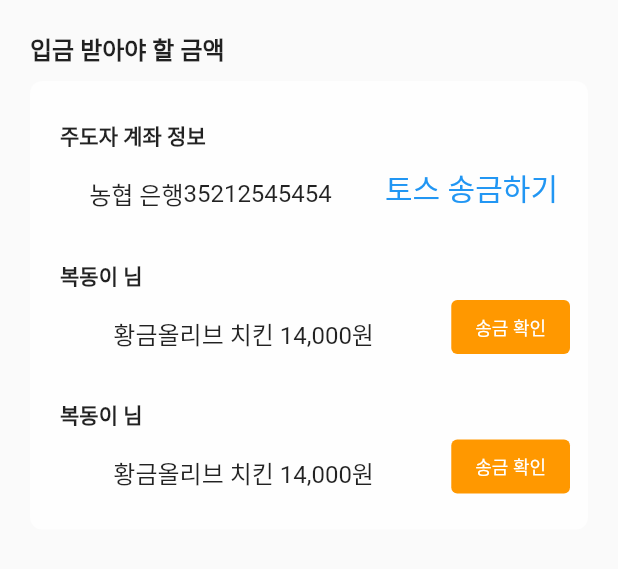
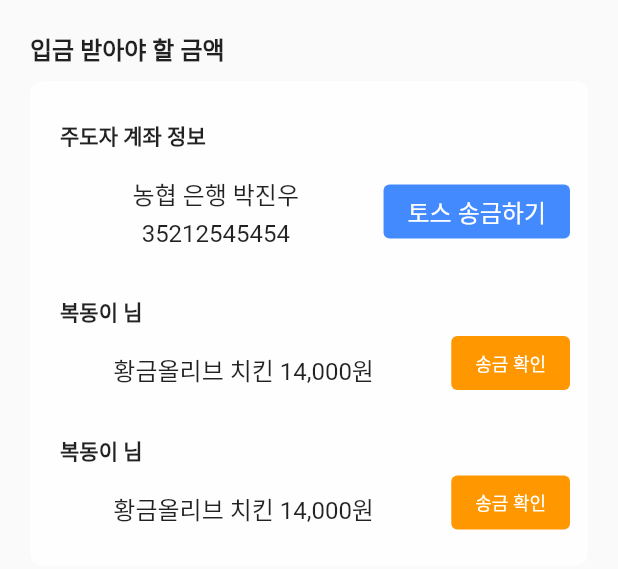
Before and after one commit to jinwuui/share-delivery-front, a Flutter app: the CheckRemitOfUserSection widget shown alone on an empty page, opened directly, on a phone screen of 412 x 824 dp. Shown: the top 569 px of the screen. Run offline on Flutter 3.47's test engine with Material 2 defaults, Android fonts, the phone set to English and light mode, and no system bars; our stand-ins replace dio, equatable, firebase_core, firebase_messaging, flutter_dotenv, flutter_local_notifications and 20 more; missing offline and left inert: flutter_persistent_keyboard_height, safe_clipboard; accounts and stored records are empty; generated files the repository leaves out were written again.

Commit message:
feat 주도자 송금 링크 ui 추가

```diff
--- a/lib/src/ui/delivery_post/delivery_order_detail/widget/organisms/check_remit_of_user_section.dart
+++ b/lib/src/ui/delivery_post/delivery_order_detail/widget/organisms/check_remit_of_user_section.dart
@@ -56,7 +56,6 @@ class CheckRemitOfUserSection extends StatelessWidget {
         crossAxisAlignment: CrossAxisAlignment.end,
         children: [
           Expanded(
-            flex: 2,
             child: Column(
               crossAxisAlignment: CrossAxisAlignment.start,
               children: [
@@ -68,14 +67,30 @@ class CheckRemitOfUserSection extends StatelessWidget {
                   ),
                 ),
                 Container(
-                  padding: EdgeInsets.all(8.0),
+                  padding: EdgeInsets.symmetric(vertical: 8.0),
                   child: Row(
                     mainAxisAlignment: MainAxisAlignment.center,
                     children: [
-                      Text("농협 은행", style: menuTextStyle),
-                      Text(
-                        "35212545454",
-                        style: menuTextStyle,
+                      Expanded(
+                        flex: 2,
+                        child: Column(
+                          // crossAxisAlignment: CrossAxisAlignment.start,
+                          //TODO: 계좌정보 fetch
+
+                          children: [
+                            Text("농협 은행 박진우", style: menuTextStyle),
+                            SizedBox(height: 5),
+                            Text(
+                              "35212545454",
+                              style: menuTextStyle,
+                            ),
+                          ],
+                        ),
+                      ),
+                      TossWithdrawButton(
+                        bank: "농협",
+                        account: "3521264915483",
+                        amount: 10000,
                       ),
                     ],
                   ),
@@ -83,8 +98,6 @@ class CheckRemitOfUserSection extends StatelessWidget {
               ],
             ),
           ),
-          TossWithdrawButton(
-              bank: "농협", account: "3521264915483", amount: 10000),
         ],
       ),
     );
--- a/lib/src/ui/delivery_post/delivery_order_detail/widget/organisms/user_order.dart
+++ b/lib/src/ui/delivery_post/delivery_order_detail/widget/organisms/user_order.dart
@@ -44,7 +44,7 @@ class UserOrder extends StatelessWidget {
                           Get.snackbar("주문 취소", "다른 사용자의 주문을 취소하였습니다.");
 
                           DeliveryRecruitController.to.deleteUserWithOrder(
-                              userWithOrderModel.accountId.toString());
+                              userWithOrderModel.accountId);
                         },
                         child: Text(
                           "취소",
--- a/lib/src/ui/widgets/toss_withdraw_button.dart
+++ b/lib/src/ui/widgets/toss_withdraw_button.dart
@@ -18,7 +18,11 @@ class TossWithdrawButton extends StatelessWidget {
 
   @override
   Widget build(BuildContext context) {
-    return TextButton(
+    return ElevatedButton(
+      style: ElevatedButton.styleFrom(
+        primary: Colors.blueAccent.shade200,
+        elevation: 0.0,
+      ),
       onPressed: () async {
         String deepLink =
             "$tossPrefixUrl?amount=$amount&bank=$bank&accountNo=$account&origin=qr";
@@ -32,7 +36,7 @@ class TossWithdrawButton extends StatelessWidget {
       },
       child: Text(
         "토스 송금하기",
-        style: TextStyle(fontSize: 20),
+        style: TextStyle(fontSize: 16, color: Colors.white),
       ),
     );
   }
```
